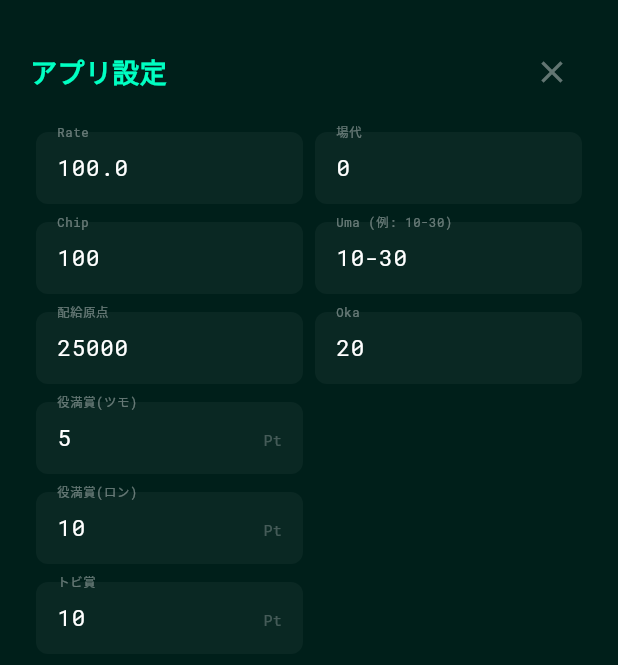
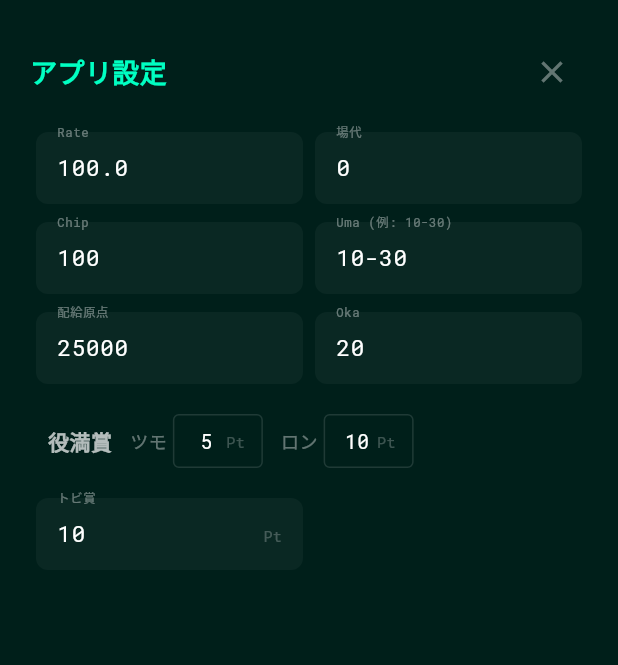
Before and after one commit to admin-test-hoyo/mahjong-score, a Flutter app: the SettingsModal widget shown alone on an empty page, opened directly, on a phone screen of 412 x 824 dp. Shown: the top 665 px of the screen. Run offline on Flutter 3.47's test engine with Material 3 defaults, Android fonts, the phone set to English and light mode, and no system bars; our stand-ins replace flutter_riverpod, google_fonts, shared_preferences; accounts and stored records are empty.

Commit message:
fix: strict one-line horizontal layout for Yakuman settings

```diff
--- a/lib/features/calc/calc_screen.dart
+++ b/lib/features/calc/calc_screen.dart
@@ -303,9 +303,57 @@ class SettingsModal extends ConsumerWidget {
         const SizedBox(height: 12),
         _row([_field(ref, '配給原点', config.startingPoints.toString(), (v) => ref.read(configProvider.notifier).updateStartingPoints(int.tryParse(v) ?? 25000)), _field(ref, 'Oka', config.oka.toString(), (v) => ref.read(configProvider.notifier).updateOka(int.tryParse(v) ?? 0))]),
         const SizedBox(height: 12),
-        _row([_field(ref, '役満賞(ツモ)', config.yakumanTsumoPrize.toString(), (v) => ref.read(configProvider.notifier).updateYakumanTsumoPrize(int.tryParse(v) ?? 5), suffixText: 'Pt'), const SizedBox()]),
-        const SizedBox(height: 12),
-        _row([_field(ref, '役満賞(ロン)', config.yakumanRonPrize.toString(), (v) => ref.read(configProvider.notifier).updateYakumanRonPrize(int.tryParse(v) ?? 10), suffixText: 'Pt'), const SizedBox()]),
+        Padding(
+          padding: const EdgeInsets.symmetric(horizontal: 12.0, vertical: 8.0),
+          child: Row(
+            mainAxisAlignment: MainAxisAlignment.start,
+            children: [
+              const Text('役満賞', style: TextStyle(fontWeight: FontWeight.bold, color: Colors.white70)),
+              const SizedBox(width: 12),
+              const Text('ツモ', style: TextStyle(color: Colors.white38, fontSize: 12)),
+              const SizedBox(width: 4),
+              SizedBox(
+                width: 60,
+                child: TextFormField(
+                  initialValue: config.yakumanTsumoPrize.toString(),
+                  textAlign: TextAlign.center,
+                  keyboardType: TextInputType.number,
+                  style: GoogleFonts.robotoMono(color: Colors.white, fontSize: 13),
+                  decoration: const InputDecoration(
+                    isDense: true,
+                    contentPadding: EdgeInsets.all(8),
+                    border: OutlineInputBorder(),
+                    enabledBorder: OutlineInputBorder(borderSide: BorderSide(color: Colors.white12)),
+                    suffixText: 'Pt',
+                    suffixStyle: TextStyle(color: Colors.white24, fontSize: 10),
+                  ),
+                  onChanged: (v) => ref.read(configProvider.notifier).updateYakumanTsumoPrize(int.tryParse(v) ?? 5),
+                ),
+              ),
+              const SizedBox(width: 12),
+              const Text('ロン', style: TextStyle(color: Colors.white38, fontSize: 12)),
+              const SizedBox(width: 4),
+              SizedBox(
+                width: 60,
+                child: TextFormField(
+                  initialValue: config.yakumanRonPrize.toString(),
+                  textAlign: TextAlign.center,
+                  keyboardType: TextInputType.number,
+                  style: GoogleFonts.robotoMono(color: Colors.white, fontSize: 13),
+                  decoration: const InputDecoration(
+                    isDense: true,
+                    contentPadding: EdgeInsets.all(8),
+                    border: OutlineInputBorder(),
+                    enabledBorder: OutlineInputBorder(borderSide: BorderSide(color: Colors.white12)),
+                    suffixText: 'Pt',
+                    suffixStyle: TextStyle(color: Colors.white24, fontSize: 10),
+                  ),
+                  onChanged: (v) => ref.read(configProvider.notifier).updateYakumanRonPrize(int.tryParse(v) ?? 10),
+                ),
+              ),
+            ],
+          ),
+        ),
         const SizedBox(height: 12),
         _row([_field(ref, 'トビ賞', config.tobiPrize.toString(), (v) => ref.read(configProvider.notifier).updateTobiPrize(int.tryParse(v) ?? 10), suffixText: 'Pt'), const SizedBox()]),
         const SizedBox(height: 32),
```
Also changed, not shown: 2 other files.
